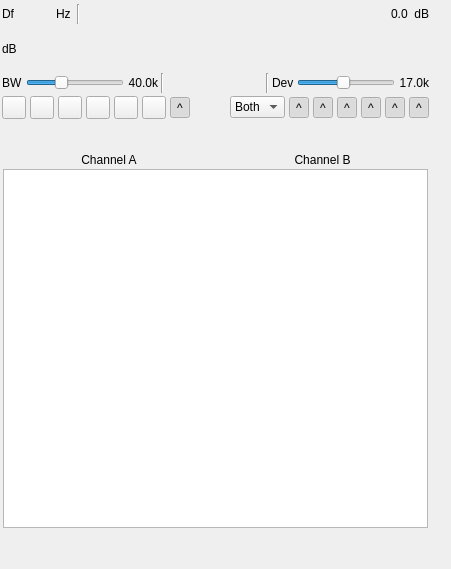
Old version of the form plugins/channelrx/demodapt/aptdemodgui.ui in the repository f4exb/sdrangel.
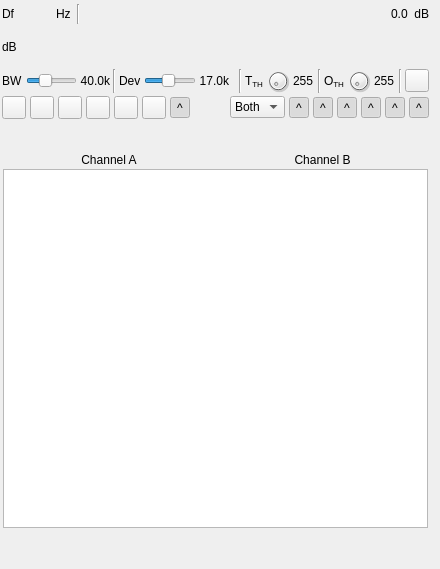
New version of the form. Icons and pictures are not drawn. Custom widgets are drawn as their Qt base class.

Patch:
```diff
--- a/plugins/channelrx/demodapt/aptdemodgui.ui
+++ b/plugins/channelrx/demodapt/aptdemodgui.ui
@@ -6,7 +6,7 @@
    <rect>
     <x>0</x>
     <y>0</y>
-    <width>451</width>
+    <width>440</width>
     <height>569</height>
    </rect>
   </property>
@@ -18,13 +18,12 @@
   </property>
   <property name="minimumSize">
    <size>
-    <width>352</width>
+    <width>440</width>
     <height>0</height>
    </size>
   </property>
   <property name="font">
    <font>
-    <family>Liberation Sans</family>
     <pointsize>9</pointsize>
    </font>
   </property>
@@ -198,7 +197,6 @@
         </property>
         <property name="font">
          <font>
-          <family>Liberation Mono</family>
           <pointsize>8</pointsize>
          </font>
         </property>
@@ -275,26 +273,6 @@
         </property>
        </widget>
       </item>
-      <item>
-       <spacer name="horizontalSpacer_2">
-        <property name="orientation">
-         <enum>Qt::Horizontal</enum>
-        </property>
-        <property name="sizeHint" stdset="0">
-         <size>
-          <width>40</width>
-          <height>20</height>
-         </size>
-        </property>
-       </spacer>
-      </item>
-      <item>
-       <widget class="Line" name="line_2">
-        <property name="orientation">
-         <enum>Qt::Vertical</enum>
-        </property>
-       </widget>
-      </item>
       <item>
        <widget class="QLabel" name="fmDevLabel">
         <property name="text">
@@ -352,6 +330,132 @@
         </property>
        </widget>
       </item>
+      <item>
+       <spacer name="horizontalSpacer_2">
+        <property name="orientation">
+         <enum>Qt::Horizontal</enum>
+        </property>
+        <property name="sizeHint" stdset="0">
+         <size>
+          <width>40</width>
+          <height>20</height>
+         </size>
+        </property>
+       </spacer>
+      </item>
+      <item>
+       <widget class="Line" name="line_5">
+        <property name="orientation">
+         <enum>Qt::Vertical</enum>
+        </property>
+       </widget>
+      </item>
+      <item>
+       <widget class="QLabel" name="transparencyThresholdLabel">
+        <property name="text">
+         <string>T&lt;sub&gt;TH&lt;/sub&gt;</string>
+        </property>
+       </widget>
+      </item>
+      <item>
+       <widget class="QDial" name="transparencyThreshold">
+        <property name="maximumSize">
+         <size>
+          <width>24</width>
+          <height>24</height>
+         </size>
+        </property>
+        <property name="toolTip">
+         <string>Transparency threshold for image on map</string>
+        </property>
+        <property name="maximum">
+         <number>255</number>
+        </property>
+        <property name="pageStep">
+         <number>10</number>
+        </property>
+       </widget>
+      </item>
+      <item>
+       <widget class="QLabel" name="transparencyThresholdText">
+        <property name="minimumSize">
+         <size>
+          <width>22</width>
+          <height>0</height>
+         </size>
+        </property>
+        <property name="text">
+         <string>255</string>
+        </property>
+       </widget>
+      </item>
+      <item>
+       <widget class="Line" name="line_3">
+        <property name="orientation">
+         <enum>Qt::Vertical</enum>
+        </property>
+       </widget>
+      </item>
+      <item>
+       <widget class="QLabel" name="opacityThresholdLabel">
+        <property name="text">
+         <string>O&lt;sub&gt;TH&lt;/sub&gt;</string>
+        </property>
+       </widget>
+      </item>
+      <item>
+       <widget class="QDial" name="opacityThreshold">
+        <property name="maximumSize">
+         <size>
+          <width>24</width>
+          <height>24</height>
+         </size>
+        </property>
+        <property name="toolTip">
+         <string>Opacity threshold for image on map</string>
+        </property>
+        <property name="maximum">
+         <number>255</number>
+        </property>
+        <property name="pageStep">
+         <number>10</number>
+        </property>
+       </widget>
+      </item>
+      <item>
+       <widget class="QLabel" name="opacityThresholdText">
+        <property name="minimumSize">
+         <size>
+          <width>22</width>
+          <height>0</height>
+         </size>
+        </property>
+        <property name="text">
+         <string>255</string>
+        </property>
+       </widget>
+      </item>
+      <item>
+       <widget class="Line" name="line_2">
+        <property name="orientation">
+         <enum>Qt::Vertical</enum>
+        </property>
+       </widget>
+      </item>
+      <item>
+       <widget class="QToolButton" name="deleteImageFromMap">
+        <property name="toolTip">
+         <string>Delete images from map</string>
+        </property>
+        <property name="text">
+         <string/>
+        </property>
+        <property name="icon">
+         <iconset resource="../../../sdrgui/resources/res.qrc">
+          <normaloff>:/bin.png</normaloff>:/bin.png</iconset>
+        </property>
+       </widget>
+      </item>
      </layout>
     </item>
     <item>
```
Left out of the diff: 2 changed lines with no effect on the pictures.
